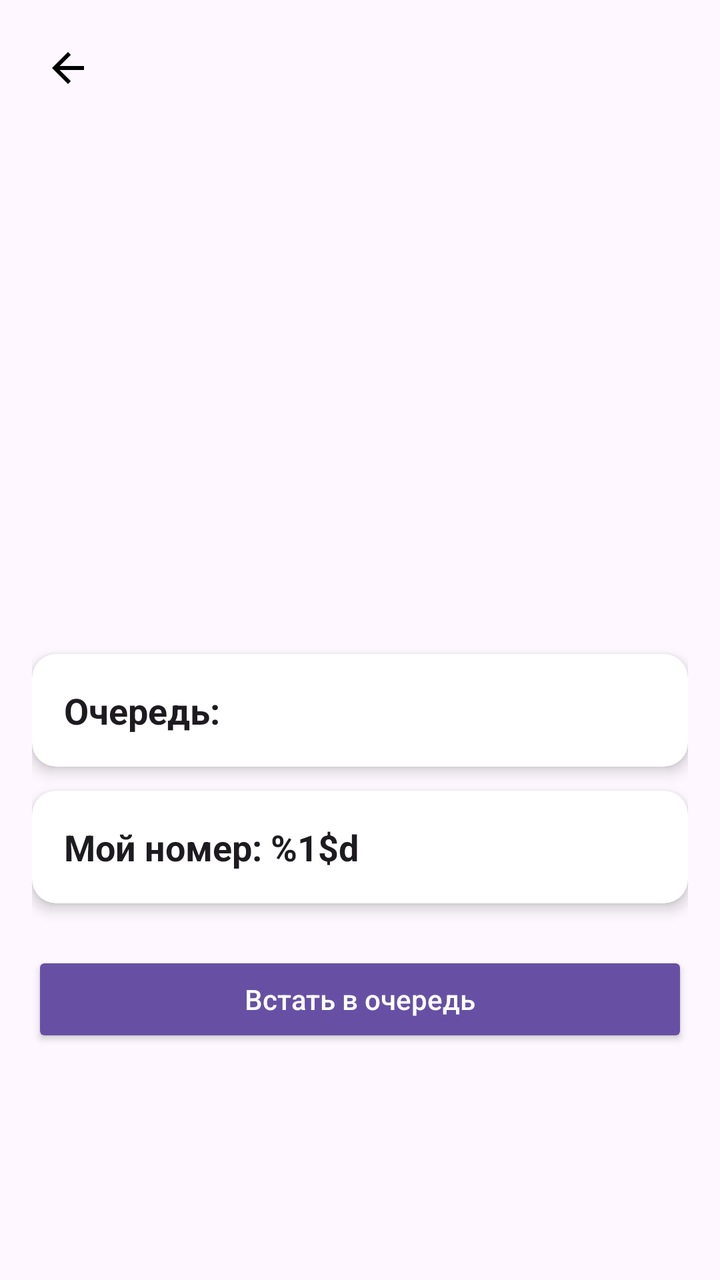
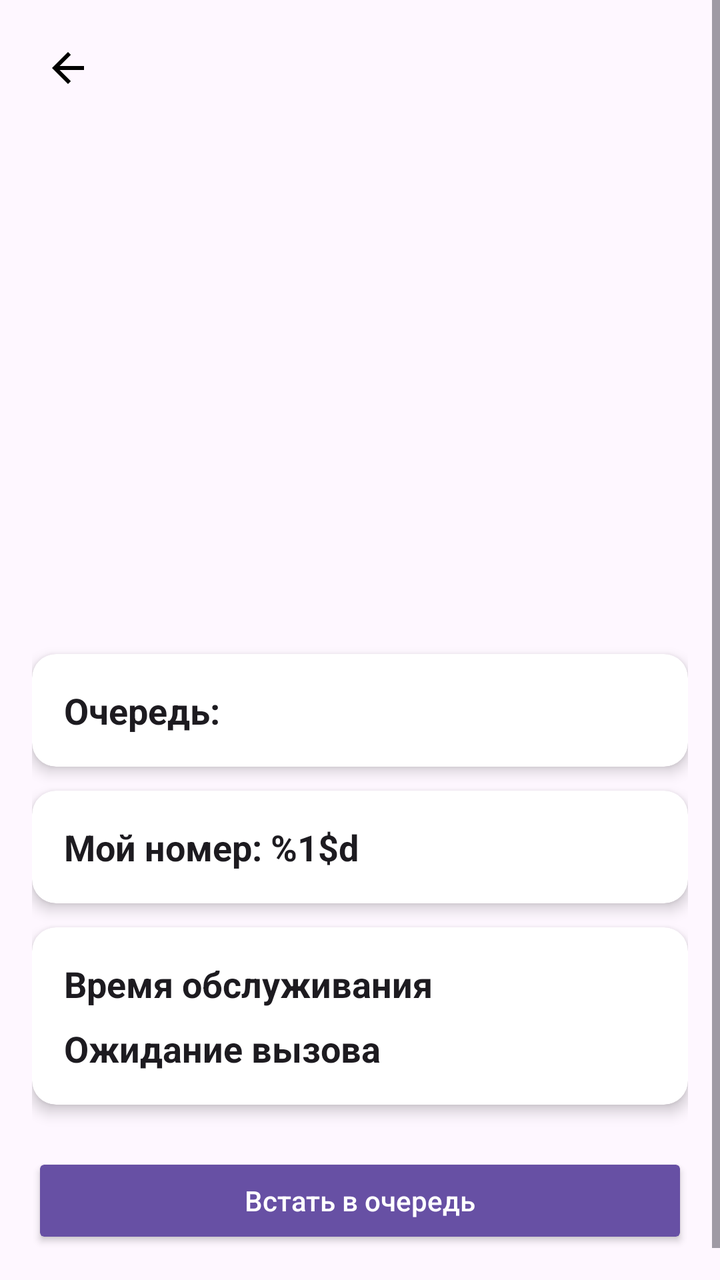

Two renders of the same Android screen: before a commit and after it. Below are the layout's source before the change and the commit's diff.
<!-- AndroidManifest.xml: application theme Theme.Queues -->
<!-- res/layout/activity_queue.xml -->
<?xml version="1.0" encoding="utf-8"?>
<layout xmlns:android="http://schemas.android.com/apk/res/android"
    xmlns:app="http://schemas.android.com/apk/res-auto"
    xmlns:tools="http://schemas.android.com/tools">

    <data>
        <variable
            name="data"
            type="com.example.queues.dto.EnterpriseDto" />
    </data>

    <ScrollView
        android:layout_width="match_parent"
        android:layout_height="match_parent"
        android:fillViewport="true">

        <LinearLayout
            android:orientation="vertical"
            android:layout_width="match_parent"
            android:layout_height="wrap_content"
            android:padding="16dp">


            <ImageButton
                android:id="@+id/back_but"
                android:layout_width="36dp"
                android:layout_height="36dp"
                android:background="?attr/selectableItemBackgroundBorderless"
                android:padding="8dp"
                android:src="@drawable/ic_back"
                android:contentDescription="@string/back" />


            <TextView
                android:id="@+id/textView2"
                android:layout_width="match_parent"
                android:layout_height="wrap_content"
                android:text='@{data.name}'
                android:textSize="26sp"
                android:textStyle="bold"
                android:textColor="?attr/colorOnBackground"
                android:layout_marginTop="12dp"
                android:ellipsize="end"
                android:maxLines="2"/>

            <ImageView
                android:id="@+id/imageView"
                android:layout_width="match_parent"
                android:layout_height="200dp"
                android:scaleType="centerCrop"
                android:layout_marginTop="12dp"
                android:background="?attr/colorSurface"
                android:contentDescription="@string/enterprise_photo"
                android:clipToOutline="true"
                android:outlineProvider="background"/>

            <androidx.cardview.widget.CardView
                android:layout_width="match_parent"
                android:layout_height="wrap_content"
                android:layout_marginTop="16dp"
                app:cardCornerRadius="12dp"
                app:cardElevation="4dp"
                android:background="?attr/colorSurface">

                <LinearLayout
                    android:orientation="vertical"
                    android:layout_width="match_parent"
                    android:layout_height="wrap_content"
                    android:padding="16dp">

                    <TextView
                        android:id="@+id/queue_number"
                        android:layout_width="wrap_content"
                        android:layout_height="wrap_content"
                        android:text="Очередь: "
                        android:textColor="?attr/colorOnSurface"
                        android:textSize="18sp"
                        android:textStyle="bold"/>
                </LinearLayout>
            </androidx.cardview.widget.CardView>

            <androidx.cardview.widget.CardView
                android:layout_width="match_parent"
                android:layout_height="wrap_content"
                android:layout_marginTop="12dp"
                app:cardCornerRadius="12dp"
                app:cardElevation="4dp"
                android:background="?attr/colorSurface">

                <LinearLayout
                    android:orientation="vertical"
                    android:layout_width="match_parent"
                    android:layout_height="wrap_content"
                    android:padding="16dp">

                    <TextView
                        android:id="@+id/my_number"
                        android:layout_width="wrap_content"
                        android:layout_height="wrap_content"
                        android:text="@string/my_number_text"
                        android:textColor="?attr/colorOnSurface"
                        android:textSize="18sp"
                        android:textStyle="bold"/>
                </LinearLayout>
            </androidx.cardview.widget.CardView>

            <Button
                android:id="@+id/new_entryButton"
                android:layout_width="match_parent"
                android:layout_height="wrap_content"
                android:text="@string/join_queue"
                android:layout_marginTop="24dp"
                android:layout_marginBottom="16dp"
                android:backgroundTint="?attr/colorPrimary"
                android:textColor="?attr/colorOnPrimary"
                android:textAllCaps="false"
                android:padding="14dp"
                android:elevation="6dp"
                android:clipToOutline="true"/>

        </LinearLayout>
    </ScrollView>
</layout>
<!-- resources referenced by this layout -->
<resources>
  <!-- drawable ic_back (drawable) -->
  <vector xmlns:android="http://schemas.android.com/apk/res/android" android:autoMirrored="true" android:height="24dp" android:tint="#000000" android:viewportHeight="960" android:viewportWidth="960" android:width="24dp">
        
      <path android:fillColor="@android:color/white" android:pathData="M313,520L537,744L480,800L160,480L480,160L537,216L313,440L800,440L800,520L313,520Z"/>
      
  </vector>
  <string name="back">Назад</string>
  <string name="enterprise_photo">Фото заведения</string>
  <string name="join_queue">Встать в очередь</string>
  <string name="my_number_text">Мой номер: %1$d</string>
  <style name="Theme.Queues" parent="Base.Theme.Queues" />
  <style name="Base.Theme.Queues" parent="Theme.Material3.DayNight.NoActionBar">
          
          
      </style>
</resources>

<!-- the commit's change to res/layout/activity_queue.xml (unified diff, before → after) -->
@@ -103,6 +103,42 @@
                         android:textStyle="bold"/>
                 </LinearLayout>
             </androidx.cardview.widget.CardView>
+            <androidx.cardview.widget.CardView
+                android:id="@+id/service_timer_card"
+                android:layout_width="match_parent"
+                android:layout_height="wrap_content"
+                android:layout_marginTop="12dp"
+                app:cardCornerRadius="12dp"
+                app:cardElevation="4dp"
+                android:background="?attr/colorSurface">
+
+                <LinearLayout
+                    android:orientation="vertical"
+                    android:layout_width="match_parent"
+                    android:layout_height="wrap_content"
+                    android:padding="16dp">
+
+                    <TextView
+                        android:id="@+id/service_timer_title"
+                        android:layout_width="wrap_content"
+                        android:layout_height="wrap_content"
+                        android:text="Время обслуживания"
+                        android:textColor="?attr/colorOnSurface"
+                        android:textSize="18sp"
+                        android:textStyle="bold" />
+
+                    <TextView
+                        android:id="@+id/service_timer_text"
+                        android:layout_width="wrap_content"
+                        android:layout_height="wrap_content"
+                        android:text="Ожидание вызова"
+                        android:textColor="?attr/colorOnSurface"
+                        android:textSize="18sp"
+                        android:textStyle="bold"
+                        android:layout_marginTop="8dp" />
+
+                </LinearLayout>
+            </androidx.cardview.widget.CardView>
 
             <Button
                 android:id="@+id/new_entryButton"
